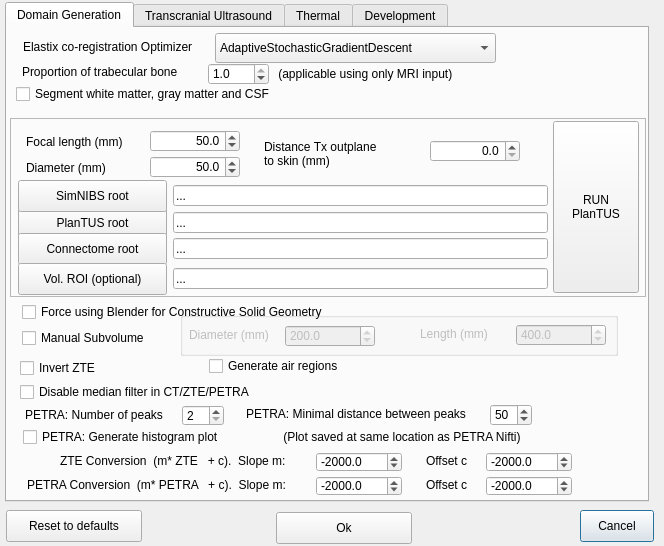
ProteusMRIgHIFU/BabelBrain, file BabelBrain/Options/form.ui: the form before one commit.
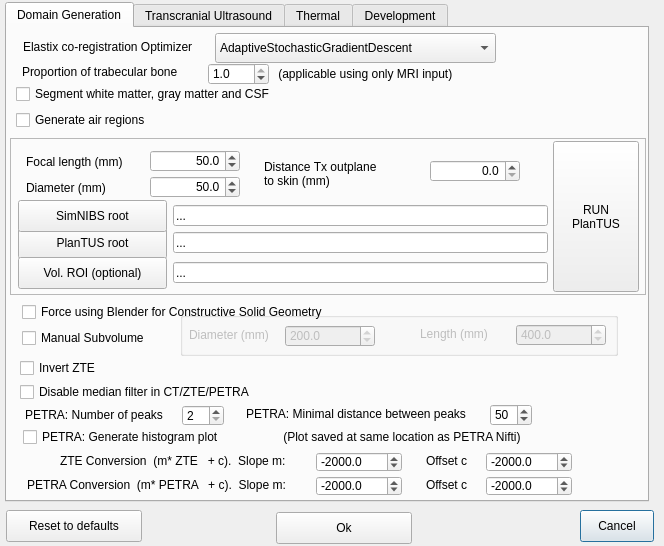
The form after the commit.

What changed in the file:
```diff
--- a/BabelBrain/Options/form.ui
+++ b/BabelBrain/Options/form.ui
@@ -581,9 +581,9 @@
      <property name="geometry">
       <rect>
        <x>3</x>
-       <y>90</y>
+       <y>110</y>
        <width>636</width>
-       <height>179</height>
+       <height>157</height>
       </rect>
      </property>
      <property name="frameShape">
@@ -598,7 +598,7 @@
         <x>543</x>
         <y>3</y>
         <width>86</width>
-        <height>172</height>
+        <height>151</height>
        </rect>
       </property>
       <property name="text">
@@ -682,44 +682,6 @@
        <string>...</string>
       </property>
      </widget>
-     <widget class="QPushButton" name="ConnectomeRootpushButton">
-      <property name="geometry">
-       <rect>
-        <x>8</x>
-        <y>115</y>
-        <width>149</width>
-        <height>32</height>
-       </rect>
-      </property>
-      <property name="styleSheet">
-       <string notr="true"/>
-      </property>
-      <property name="text">
-       <string>Connectome root</string>
-      </property>
-      <property name="autoDefault">
-       <bool>false</bool>
-      </property>
-      <property name="flat">
-       <bool>false</bool>
-      </property>
-     </widget>
-     <widget class="QLineEdit" name="ConnectomeRootlineEdit">
-      <property name="geometry">
-       <rect>
-        <x>163</x>
-        <y>120</y>
-        <width>375</width>
-        <height>21</height>
-       </rect>
-      </property>
-      <property name="styleSheet">
-       <string notr="true"/>
-      </property>
-      <property name="text">
-       <string>...</string>
-      </property>
-     </widget>
      <widget class="QDoubleSpinBox" name="DiameterSpinBox">
       <property name="geometry">
        <rect>
@@ -848,7 +810,7 @@
       <property name="geometry">
        <rect>
         <x>163</x>
-        <y>150</y>
+        <y>124</y>
         <width>375</width>
         <height>21</height>
        </rect>
@@ -864,7 +826,7 @@
       <property name="geometry">
        <rect>
         <x>8</x>
-        <y>145</y>
+        <y>119</y>
         <width>149</width>
         <height>32</height>
        </rect>
@@ -886,8 +848,8 @@
     <widget class="QCheckBox" name="ExtractAirRegionscheckBox">
      <property name="geometry">
       <rect>
-       <x>202</x>
-       <y>328</y>
+       <x>9</x>
+       <y>82</y>
        <width>150</width>
        <height>20</height>
       </rect>
```
Left out of the diff: 2 changed lines with no effect on the pictures.
